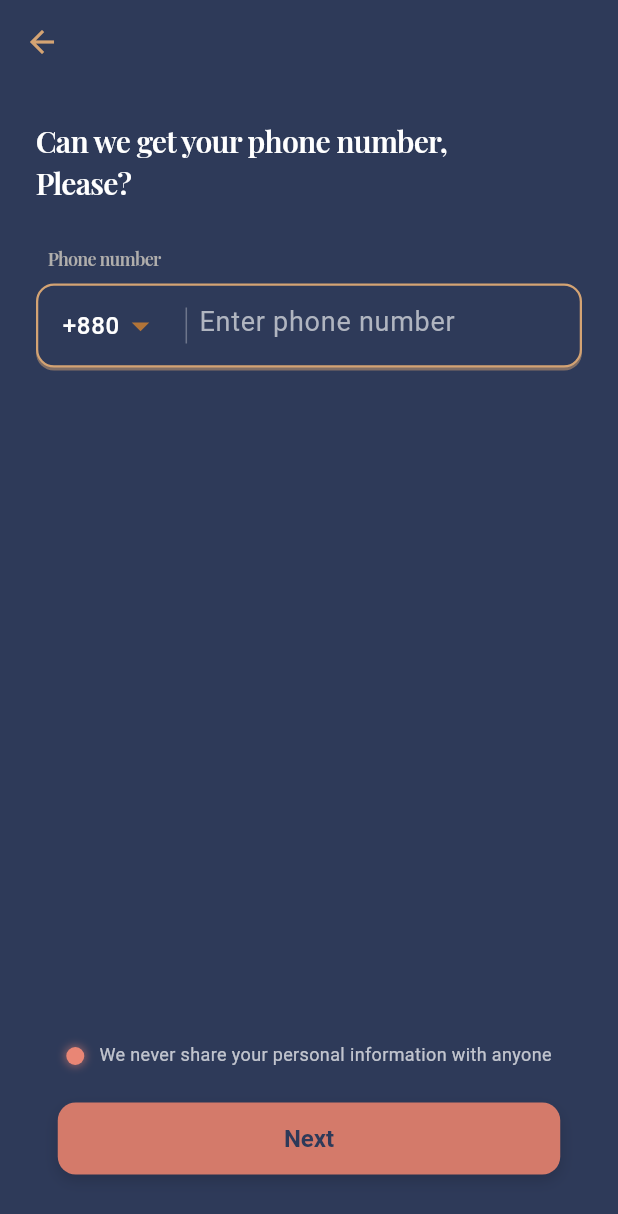
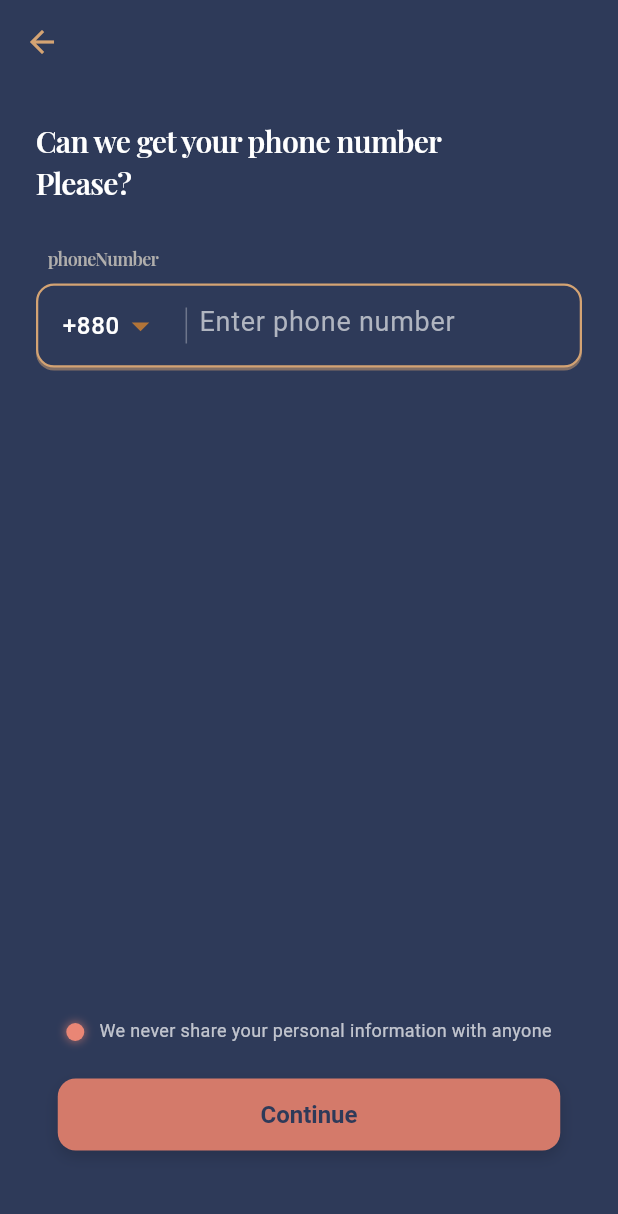
Before and after one commit to Atik-hridoy/kindered_app, a Flutter app: the CreateAccountView screen opened by its route, on a phone screen of 412 x 824 dp. Shown: the top 1214 px of the screen. Run offline on Flutter 3.47's test engine with Material 3 defaults, Android fonts, the phone set to English and light mode, and no system bars; our stand-ins replace flutter_svg, get, google_fonts; project files that could hold a hidden picture were left out.

Commit message:
feat: add localization for account settings views

```diff
--- /dev/null
+++ b/lib/core/localization/app_localization.dart
@@ -0,0 +1,24 @@
+import 'package:flutter/material.dart';
+import 'package:get/get.dart';
+
+class AppLocalization {
+  static const Locale enLocale = Locale('en', 'US');
+  static const Locale bnLocale = Locale('bn', 'BD');
+
+  static final List<Locale> supportedLocales = [
+    enLocale,
+    bnLocale,
+  ];
+
+  static void changeLanguage(Locale locale) {
+    Get.updateLocale(locale);
+  }
+
+  static Locale? getDeviceLocale() {
+    final locale = Get.deviceLocale;
+    if (locale != null && supportedLocales.contains(locale)) {
+      return locale;
+    }
+    return enLocale; // Default to English
+  }
+}
--- /dev/null
+++ b/lib/core/localization/app_strings.dart
@@ -0,0 +1,156 @@
+import 'package:get/get.dart';
+
+class AppStrings extends Translations {
+  @override
+  Map<String, Map<String, String>> get keys => {
+        'en_US': {
+          // Common
+          'appName': 'Kindred App',
+          'next': 'Next',
+          'back': 'Back',
+          'save': 'Save',
+          'cancel': 'Cancel',
+          'error': 'Error',
+          'success': 'Success',
+          'continueText': 'Continue',
+          'phoneNumberTitle': 'Can we get your phone number',
+          'please': 'Please?',
+          'enterPhoneNumber': 'Enter phone number',
+          'phoneVerificationMessage': 'We will send you a verification code to verify your phone number.',
+          'verifyYourNumber': 'We need to verify your number',
+          'enterVerificationCode': 'Please enter the verification code sent to',
+          'sentTo': 'Sent to',
+          'resendCodePrompt': "Didn't receive the code? ",
+          'resend': 'Resend',
+          'verify': 'Verify',
+          'verifyYourEmail': 'Verify Your Email',
+          'enterOtp': 'Enter the 6-digit code sent to',
+          'resendCode': 'Resend Code',
+          'didntReceiveCode': "Didn't receive a code?",
+          'male': 'Male',
+          'female': 'Female',
+          'other': 'Other',
+          'preferNotToSay': 'Prefer not to say',
+          'whatsYourGender': "What's your gender?",
+          'selectYourGender': 'Select your gender',
+          'letsStartWithIntro': "Let's start with an Intro",
+          'yourFirstName': 'Your first name',
+          'yourAge': 'Your age',
+          'showOnProfile': 'Show on profile',
+
+          // Gender Selection
+          'selectGender': 'Select Your Gender',
+
+          // Validation
+          'fieldRequired': 'This field is required',
+          'invalidEmail': 'Please enter a valid email',
+          'passwordTooShort': 'passwordTooShort'.tr,
+          'passwordsDontMatch': 'passwordsDontMatch'.tr,
+        },
+        'bn_BD': {
+          // Common
+          'appName': 'কিনড্রেড অ্যাপ',
+          'next': 'পরবর্তী',
+          'back': 'পিছনে',
+          'save': 'সংরক্ষণ',
+          'cancel': 'বাতিল',
+          'error': 'ত্রুটি',
+          'success': 'সফল',
+          'continueText': 'চালিয়ে যান',
+          'phoneNumberTitle': 'আমাদের আপনার ফোন নম্বর দিন',
+          'please': 'দয়া করে?',
+          'enterPhoneNumber': 'ফোন নম্বর লিখুন',
+          'phoneVerificationMessage': 'আমরা আপনার ফোন নম্বর যাচাই করার জন্য একটি কোড পাঠাবো।',
+          'verifyYourNumber': 'আপনার নম্বরটি যাচাই করা প্রয়োজন',
+          'enterVerificationCode': 'অনুগ্রহ করে প্রেরিত যাচাইকরণ কোডটি লিখুন',
+          'sentTo': 'পাঠানো হয়েছে',
+          'resendCodePrompt': 'কোড পাননি? ',
+          'resend': 'পুনরায় পাঠান',
+          'verify': 'যাচাই করুন',
+          'verifyYourEmail': 'আপনার ইমেইল যাচাই করুন',
+          'enterOtp': 'পাঠানো ৬-অঙ্কের কোডটি লিখুন',
+          'resendCode': 'কোড পুনরায় পাঠান',
+          'didntReceiveCode': 'কোড পেলেন না?',
+          'male': 'পুরুষ',
+          'female': 'মহিলা',
+          'other': 'অন্যান্য',
+          'preferNotToSay': 'বলতে চাই না',
+          'whatsYourGender': 'আপনার লিঙ্গ কি?',
+          'selectYourGender': 'আপনার লিঙ্গ নির্বাচন করুন',
+          'letsStartWithIntro': 'চলুন শুরু করি একটি ভূমিকা দিয়ে',
+          'yourFirstName': 'আপনার প্রথম নাম',
+          'yourAge': 'আপনার বয়স',
+          'showOnProfile': 'প্রোফাইলে দেখান',
+
+          // Gender Selection
+          'selectGender': 'আপনার লিঙ্গ নির্বাচন করুন',
+
+          // Validation
+          'fieldRequired': 'এই ফিল্ডটি প্রয়োজন',
+          'invalidEmail': 'সঠিক ইমেইল দিন',
+        },
+      };
+
+  // Auth Getters
+  static String get createAccount => 'createAccount'.tr;
+  static String get haveAccount => 'haveAccount'.tr;
+  static String get signIn => 'signIn'.tr;
+  static String get signUp => 'signUp'.tr;
+  static String get forgotPassword => 'forgotPassword'.tr;
+  static String get orContinueWith => 'orContinueWith'.tr;
+  static String get bySigningUp => 'bySigningUp'.tr;
+  static String get terms => 'terms'.tr;
+  static String get privacyPolicy => 'privacyPolicy'.tr;
+  static String get and => 'and'.tr;
+  static String get seeHowWeUse => 'seeHowWeUse'.tr;
+  static String get email => 'email'.tr;
+  static String get password => 'password'.tr;
+  static String get confirmPassword => 'confirmPassword'.tr;
+  static String get fullName => 'fullName'.tr;
+  static String get phoneNumber => 'phoneNumber'.tr;
+  static String get phoneNumberTitle => 'phoneNumberTitle'.tr;
+  static String get please => 'please'.tr;
+  static String get enterPhoneNumber => 'enterPhoneNumber'.tr;
+  static String get continueText => 'continueText'.tr;
+  static String get verifyYourEmail => 'verifyYourEmail'.tr;
+  static String get enterOtp => 'enterOtp'.tr;
+  static String get resendCode => 'resendCode'.tr;
+  static String get didntReceiveCode => 'didntReceiveCode'.tr;
+  static String get phoneVerificationMessage => 'phoneVerificationMessage'.tr;
+  static String get verifyYourNumber => 'verifyYourNumber'.tr;
+  static String get enterVerificationCode => 'enterVerificationCode'.tr;
+  static String get sentTo => 'sentTo'.tr;
+  static String get resendCodePrompt => 'resendCodePrompt'.tr;
+  static String get resend => 'resend'.tr;
+  static String get verify => 'verify'.tr;
+
+  // Account Settings Getters
+  static String get whatsYourGender => 'whatsYourGender'.tr;
+  static String get selectYourGender => 'selectYourGender'.tr;
+  static String get letsStartWithIntro => 'letsStartWithIntro'.tr;
+  static String get yourFirstName => 'yourFirstName'.tr;
+  static String get yourAge => 'yourAge'.tr;
+  static String get showOnProfile => 'showOnProfile'.tr;
+
+  // Common Getters
+  static String get appName => 'appName'.tr;
+  static String get next => 'next'.tr;
+  static String get back => 'back'.tr;
+  static String get save => 'save'.tr;
+  static String get cancel => 'cancel'.tr;
+  static String get error => 'error'.tr;
+  static String get success => 'success'.tr;
+
+  // Gender Selection
+  static String get selectGender => 'selectGender'.tr;
+  static String get male => 'male'.tr;
+  static String get female => 'female'.tr;
+  static String get other => 'other'.tr;
+  static String get preferNotToSay => 'preferNotToSay'.tr;
+
+  // Validation
+  static String get fieldRequired => 'fieldRequired'.tr;
+  static String get invalidEmail => 'invalidEmail'.tr;
+  static String get passwordTooShort => 'passwordTooShort'.tr;
+  static String get passwordsDontMatch => 'passwordsDontMatch'.tr;
+}
--- a/lib/modules/acccounts_setting/widget/checkbox.dart
+++ b/lib/modules/acccounts_setting/widget/checkbox.dart
@@ -14,7 +14,7 @@ class CustomCheckbox extends StatelessWidget {
   final TextStyle? labelStyle;
 
   const CustomCheckbox({
-    Key? key,
+    super.key,
     required this.value,
     required this.onChanged,
     required this.label,
@@ -26,7 +26,7 @@ class CustomCheckbox extends StatelessWidget {
     this.showLabel = true,
     this.padding,
     this.labelStyle,
-  }) : super(key: key);
+  });
 
   @override
   Widget build(BuildContext context) {
--- a/lib/modules/auth/views/create_account_view.dart
+++ b/lib/modules/auth/views/create_account_view.dart
@@ -1,5 +1,6 @@
 import 'package:flutter/material.dart';
 import 'package:get/get.dart';
+import 'package:kindered_app/core/localization/app_strings.dart';
 import 'package:kindered_app/modules/auth/controllers/create_account_view_controller.dart';
 import 'package:kindered_app/modules/auth/widget_button.dart';
 
@@ -70,14 +71,14 @@ class CreateAccountView extends GetView<CreateAccountViewController> {
 
 
   Widget _buildTitle() {
-    return const Text.rich(
+    return Text.rich(
       TextSpan(
         children: [
-          TextSpan(text: 'Can we get your phone number,\n'),
-          TextSpan(text: 'Please?'),
+          TextSpan(text: '${AppStrings.phoneNumberTitle}\n'),
+          TextSpan(text: AppStrings.please),
         ],
       ),
-      style: TextStyle(
+      style: const TextStyle(
         color: Colors.white,
         fontSize: 20,
         fontWeight: FontWeight.w600,
@@ -89,10 +90,10 @@ class CreateAccountView extends GetView<CreateAccountViewController> {
   }
 
   Widget _buildPhoneInputLabel() {
-    return const Padding(
-      padding: EdgeInsets.only(left: 8.0, bottom: 4.0),
+    return Padding(
+      padding: const EdgeInsets.only(left: 8.0, bottom: 4.0),
       child: Text(
-        'Phone number',
+        AppStrings.phoneNumber,
         style: TextStyle(
           fontFamily: 'PlayfairDisplay',
           fontSize: 12,
@@ -191,8 +192,8 @@ class CreateAccountView extends GetView<CreateAccountViewController> {
           height: 1.5,
           letterSpacing: 0.5,
         ),
-        decoration: const InputDecoration(
-          hintText: 'Enter phone number',
+        decoration: InputDecoration(
+          hintText: AppStrings.enterPhoneNumber,
           hintStyle: TextStyle(
             color: Color(0xFFB0B5C0),
             fontSize: 18,
@@ -250,8 +251,11 @@ class CreateAccountView extends GetView<CreateAccountViewController> {
           minWidth: isSmallScreen ? 280 : 335,
         ),
         child: AuthCtaButton(
-          text: 'Next',
-          onPressed: controller.onNextPressed,
+          text: AppStrings.continueText,
+          onPressed: () {
+            // TODO: Implement continue action
+            Get.toNamed('/otp-verification');
+          },
           style: AuthButtonStyle.filled,
         ),
       ),
@@ -260,7 +264,7 @@ class CreateAccountView extends GetView<CreateAccountViewController> {
 
   Widget _buildTermsAndPrivacyText() {
     return Padding(
-      padding: const EdgeInsets.only(bottom: 24.0),
+      padding: const EdgeInsets.only(bottom: 24.0, top: 16.0),
       child: RichText(
         textAlign: TextAlign.center,
         text: TextSpan(
```
Also changed, not shown: lib/core/localization/translation_service.dart (added, +36 -0 lines), lib/main.dart (+9 -2 lines), lib/modules/acccounts_setting/view/gender_view.dart (+7 -6 lines), lib/modules/acccounts_setting/view/intro_view.dart (+6 -6 lines), lib/modules/auth/views/extended_login_view.dart (+16 -11 lines), lib/modules/auth/views/login_view.dart (+7 -6 lines), lib/modules/auth/views/otp_view.dart (+13 -12 lines), 1 other file.
